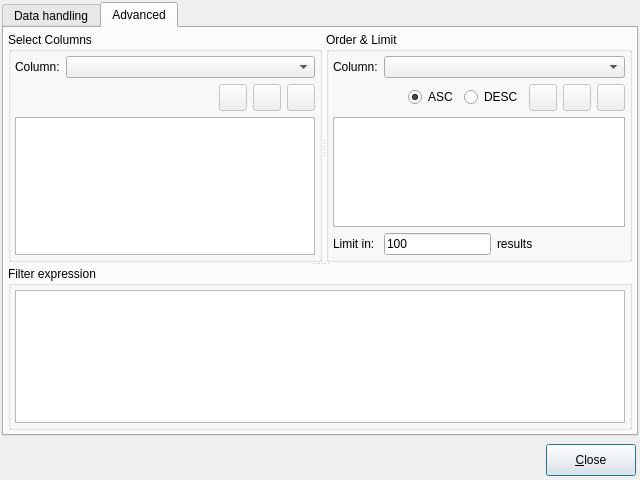
Above: libpgmodeler_ui/ui/datamanipulationform.ui from pgmodeler/pgmodeler before the change. Below: the same form after it.
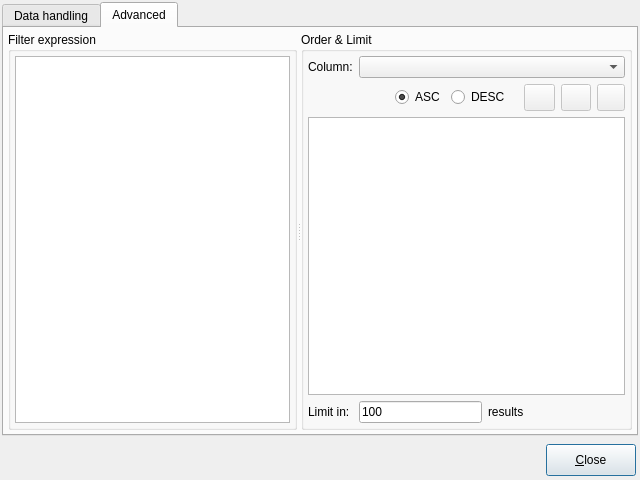
That is the form after the change. The open tabs and pages were chosen to show the change. Icons and pictures are not drawn.

Commit message:
Added a parameter on SQLToolWidget::fillResultsTable to enable the data retrieved from database to be stored as item data.
Added methods to mark rows to delete, insert and update on
DataManipulationForm

Diff of the .ui file:
```diff
--- a/libpgmodeler_ui/ui/datamanipulationform.ui
+++ b/libpgmodeler_ui/ui/datamanipulationform.ui
@@ -724,31 +724,15 @@
         <number>4</number>
        </property>
        <item row="0" column="0">
-        <widget class="QSplitter" name="splitter_2">
-         <property name="orientation">
-          <enum>Qt::Vertical</enum>
-         </property>
-         <property name="childrenCollapsible">
-          <bool>false</bool>
-         </property>
          <widget class="QSplitter" name="splitter">
           <property name="orientation">
            <enum>Qt::Horizontal</enum>
           </property>
-          <property name="childrenCollapsible">
-           <bool>false</bool>
-          </property>
-          <widget class="QGroupBox" name="order_by_grp_2">
-           <property name="sizePolicy">
-            <sizepolicy hsizetype="Preferred" vsizetype="Preferred">
-             <horstretch>0</horstretch>
-             <verstretch>0</verstretch>
-            </sizepolicy>
-           </property>
+         <widget class="QGroupBox" name="filter_grp">
            <property name="title">
-            <string>Select Columns</string>
-           </property>
-           <layout class="QVBoxLayout" name="verticalLayout">
+           <string>Filter expression</string>
+          </property>
+          <layout class="QGridLayout" name="gridLayout_9">
             <property name="leftMargin">
              <number>4</number>
             </property>
@@ -761,176 +745,22 @@
             <property name="bottomMargin">
              <number>4</number>
             </property>
-            <item>
-             <layout class="QGridLayout" name="gridLayout_5">
               <item row="0" column="0">
-               <widget class="QLabel" name="column_lbl_2">
-                <property name="sizePolicy">
-                 <sizepolicy hsizetype="Fixed" vsizetype="Preferred">
-                  <horstretch>0</horstretch>
-                  <verstretch>0</verstretch>
-                 </sizepolicy>
-                </property>
-                <property name="text">
-                 <string>Column:</string>
-                </property>
-               </widget>
-              </item>
-              <item row="1" column="4">
-               <widget class="QToolButton" name="clear_sel_cols_tb">
-                <property name="enabled">
-                 <bool>false</bool>
-                </property>
-                <property name="sizePolicy">
-                 <sizepolicy hsizetype="Fixed" vsizetype="Fixed">
-                  <horstretch>0</horstretch>
-                  <verstretch>0</verstretch>
-                 </sizepolicy>
-                </property>
+            <widget class="QTextEdit" name="filter_txt">
                 <property name="minimumSize">
                  <size>
                   <width>0</width>
                   <height>0</height>
                  </size>
                 </property>
-                <property name="toolTip">
-                 <string>Clear the selected columns list</string>
-                </property>
-                <property name="text">
-                 <string/>
-                </property>
-                <property name="icon">
-                 <iconset resource="../res/resources.qrc">
-                  <normaloff>:/icones/icones/limpartexto.png</normaloff>:/icones/icones/limpartexto.png</iconset>
-                </property>
-                <property name="iconSize">
-                 <size>
-                  <width>20</width>
-                  <height>20</height>
-                 </size>
-                </property>
-                <property name="shortcut">
-                 <string>Del</string>
-                </property>
-               </widget>
-              </item>
-              <item row="1" column="3">
-               <widget class="QToolButton" name="rem_sel_col_tb">
-                <property name="enabled">
-                 <bool>false</bool>
-                </property>
-                <property name="sizePolicy">
-                 <sizepolicy hsizetype="Fixed" vsizetype="Fixed">
-                  <horstretch>0</horstretch>
-                  <verstretch>0</verstretch>
-                 </sizepolicy>
-                </property>
-                <property name="minimumSize">
-                 <size>
-                  <width>0</width>
-                  <height>0</height>
-                 </size>
-                </property>
-                <property name="toolTip">
-                 <string>Remove Item</string>
-                </property>
-                <property name="text">
-                 <string/>
-                </property>
-                <property name="icon">
-                 <iconset resource="../res/resources.qrc">
-                  <normaloff>:/icones/icones/remover.png</normaloff>:/icones/icones/remover.png</iconset>
-                </property>
-                <property name="iconSize">
-                 <size>
-                  <width>20</width>
-                  <height>20</height>
-                 </size>
-                </property>
-                <property name="shortcut">
-                 <string>Del</string>
-                </property>
-               </widget>
-              </item>
-              <item row="1" column="2">
-               <widget class="QToolButton" name="add_sel_col_tb">
-                <property name="enabled">
-                 <bool>false</bool>
-                </property>
-                <property name="sizePolicy">
-                 <sizepolicy hsizetype="Fixed" vsizetype="Fixed">
-                  <horstretch>0</horstretch>
-                  <verstretch>0</verstretch>
-                 </sizepolicy>
-                </property>
-                <property name="minimumSize">
-                 <size>
-                  <width>0</width>
-                  <height>0</height>
-                 </size>
-                </property>
-                <property name="toolTip">
-                 <string>Add Item</string>
-                </property>
-                <property name="text">
-                 <string/>
-                </property>
-                <property name="icon">
-                 <iconset resource="../res/resources.qrc">
-                  <normaloff>:/icones/icones/adicionar.png</normaloff>:/icones/icones/adicionar.png</iconset>
-                </property>
-                <property name="iconSize">
-                 <size>
-                  <width>20</width>
-                  <height>20</height>
-                 </size>
-                </property>
-                <property name="shortcut">
-                 <string>Ins</string>
-                </property>
-               </widget>
-              </item>
-              <item row="0" column="1" colspan="4">
-               <widget class="QComboBox" name="sel_column_cmb">
-                <property name="sizePolicy">
-                 <sizepolicy hsizetype="Expanding" vsizetype="Fixed">
-                  <horstretch>0</horstretch>
-                  <verstretch>0</verstretch>
-                 </sizepolicy>
-                </property>
-                <property name="insertPolicy">
-                 <enum>QComboBox::InsertAlphabetically</enum>
-                </property>
-               </widget>
-              </item>
-              <item row="1" column="0" colspan="2">
-               <spacer name="horizontalSpacer_2">
-                <property name="orientation">
-                 <enum>Qt::Horizontal</enum>
-                </property>
-                <property name="sizeHint" stdset="0">
-                 <size>
-                  <width>40</width>
-                  <height>20</height>
-                 </size>
-                </property>
-               </spacer>
-              </item>
-             </layout>
-            </item>
-            <item>
-             <widget class="QListWidget" name="sel_columns_lst">
-              <property name="sizePolicy">
-               <sizepolicy hsizetype="Preferred" vsizetype="Expanding">
-                <horstretch>0</horstretch>
-                <verstretch>0</verstretch>
-               </sizepolicy>
-              </property>
-              <property name="minimumSize">
-               <size>
-                <width>300</width>
-                <height>0</height>
-               </size>
+             <property name="tabChangesFocus">
+              <bool>true</bool>
+             </property>
+             <property name="undoRedoEnabled">
+              <bool>true</bool>
+             </property>
+             <property name="acceptRichText">
+              <bool>true</bool>
               </property>
              </widget>
             </item>
@@ -1169,39 +999,6 @@
               </property>
               <property name="text">
                <string>results</string>
-              </property>
-             </widget>
-            </item>
-           </layout>
-          </widget>
-         </widget>
-         <widget class="QGroupBox" name="filter_grp">
-          <property name="title">
-           <string>Filter expression</string>
-          </property>
-          <layout class="QGridLayout" name="gridLayout_9">
-           <property name="leftMargin">
-            <number>4</number>
-           </property>
-           <property name="topMargin">
-            <number>4</number>
-           </property>
-           <property name="rightMargin">
-            <number>4</number>
-           </property>
-           <property name="bottomMargin">
-            <number>4</number>
-           </property>
-           <item row="0" column="0">
-            <widget class="QTextEdit" name="filter_txt">
-             <property name="tabChangesFocus">
-              <bool>true</bool>
-             </property>
-             <property name="undoRedoEnabled">
-              <bool>true</bool>
-             </property>
-             <property name="acceptRichText">
-              <bool>true</bool>
              </property>
             </widget>
            </item>
```
Left out of the diff: 4 changed lines with no effect on the pictures. Lines whose indentation alone changed are shown as unchanged. The commit also changes 5 other files.
